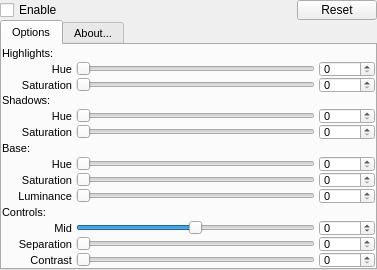
Old version of the form FatToni/FatToniPlugin.ui in the repository spoilerhead/asp_plugins.
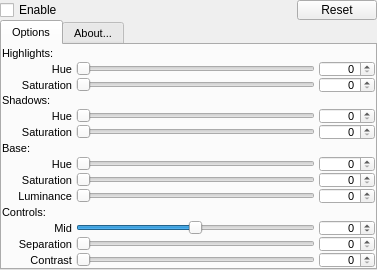
New version of the form. Icons and pictures are not drawn. Custom widgets are drawn as their Qt base class.

Commit message: fixed number alignment in edit boxes (grubernd noted it)

```diff
--- a/FatToni/FatToniPlugin.ui
+++ b/FatToni/FatToniPlugin.ui
@@ -259,6 +259,9 @@
            <height>16</height>
           </size>
          </property>
+         <property name="alignment">
+          <set>Qt::AlignRight|Qt::AlignTrailing|Qt::AlignVCenter</set>
+         </property>
          <property name="maximum">
           <number>360</number>
          </property>
@@ -278,6 +281,9 @@
            <height>16</height>
           </size>
          </property>
+         <property name="alignment">
+          <set>Qt::AlignRight|Qt::AlignTrailing|Qt::AlignVCenter</set>
+         </property>
          <property name="minimum">
           <number>0</number>
          </property>
@@ -352,6 +358,9 @@
            <height>16</height>
           </size>
          </property>
+         <property name="alignment">
+          <set>Qt::AlignRight|Qt::AlignTrailing|Qt::AlignVCenter</set>
+         </property>
          <property name="minimum">
           <number>0</number>
          </property>
@@ -411,6 +420,9 @@
            <height>16</height>
           </size>
          </property>
+         <property name="alignment">
+          <set>Qt::AlignRight|Qt::AlignTrailing|Qt::AlignVCenter</set>
+         </property>
          <property name="maximum">
           <number>100</number>
          </property>
@@ -496,6 +508,9 @@
            <height>16</height>
           </size>
          </property>
+         <property name="alignment">
+          <set>Qt::AlignRight|Qt::AlignTrailing|Qt::AlignVCenter</set>
+         </property>
          <property name="minimum">
           <number>-100</number>
          </property>
@@ -596,6 +611,9 @@
            <height>16</height>
           </size>
          </property>
+         <property name="alignment">
+          <set>Qt::AlignRight|Qt::AlignTrailing|Qt::AlignVCenter</set>
+         </property>
          <property name="minimum">
           <number>0</number>
          </property>
@@ -661,6 +679,9 @@
            <height>16</height>
           </size>
          </property>
+         <property name="alignment">
+          <set>Qt::AlignRight|Qt::AlignTrailing|Qt::AlignVCenter</set>
+         </property>
          <property name="maximum">
           <number>100</number>
          </property>
@@ -797,6 +818,9 @@
            <height>16</height>
           </size>
          </property>
+         <property name="alignment">
+          <set>Qt::AlignRight|Qt::AlignTrailing|Qt::AlignVCenter</set>
+         </property>
          <property name="maximum">
           <number>360</number>
          </property>
@@ -816,6 +840,9 @@
            <height>16</height>
           </size>
          </property>
+         <property name="alignment">
+          <set>Qt::AlignRight|Qt::AlignTrailing|Qt::AlignVCenter</set>
+         </property>
          <property name="maximum">
           <number>100</number>
          </property>
@@ -835,6 +862,9 @@
            <height>16</height>
           </size>
          </property>
+         <property name="alignment">
+          <set>Qt::AlignRight|Qt::AlignTrailing|Qt::AlignVCenter</set>
+         </property>
          <property name="maximum">
           <number>100</number>
          </property>
```
The commit also changes 3 other files.
